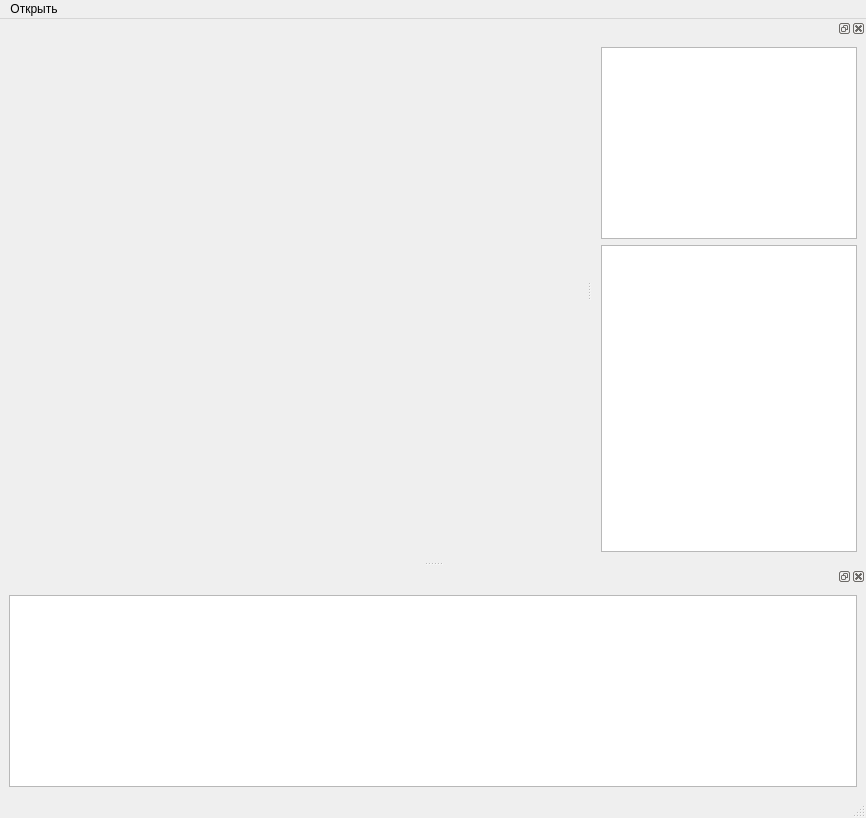
Old version of the form mainwindow.ui in the repository VictorShlaev/Processor.
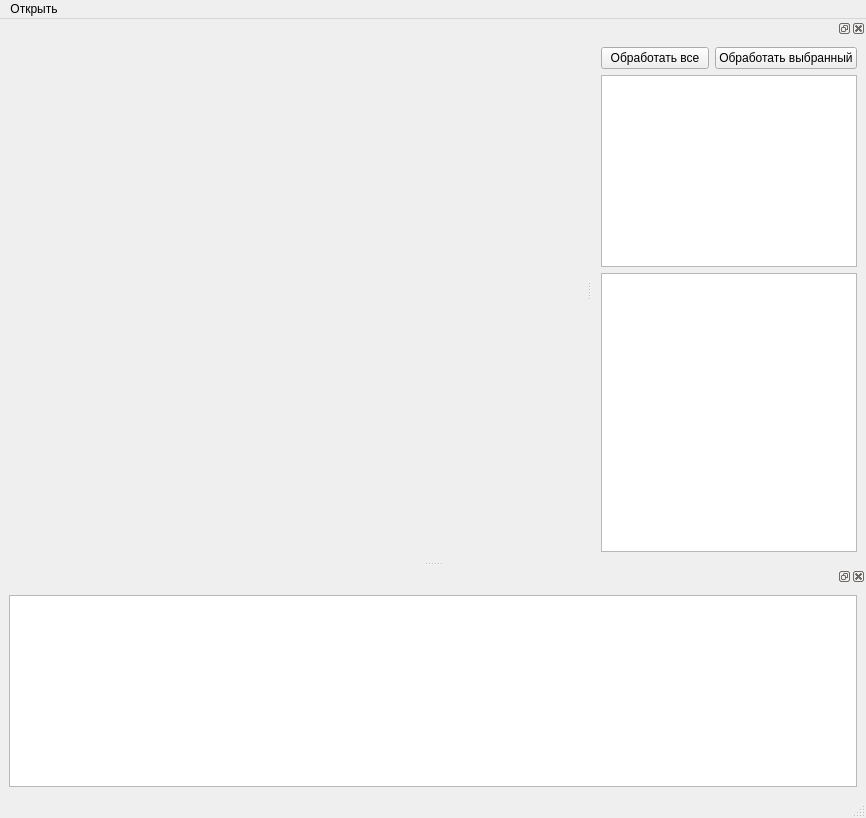
New version of the form. Custom widgets are drawn as their Qt base class.

Commit message: added fft - class

What changed in the file:
```diff
--- a/mainwindow.ui
+++ b/mainwindow.ui
@@ -44,8 +44,22 @@
     <number>2</number>
    </attribute>
    <widget class="QWidget" name="dockWidgetContents">
-    <layout class="QVBoxLayout" name="verticalLayout">
-     <item>
+    <layout class="QGridLayout" name="gridLayout_3">
+     <item row="0" column="0">
+      <widget class="QPushButton" name="btnProcessAll">
+       <property name="text">
+        <string>Обработать все</string>
+       </property>
+      </widget>
+     </item>
+     <item row="0" column="1">
+      <widget class="QPushButton" name="btnProcessCurrent">
+       <property name="text">
+        <string>Обработать выбранный</string>
+       </property>
+      </widget>
+     </item>
+     <item row="1" column="0" colspan="2">
       <widget class="QListWidget" name="listImpInfo">
        <property name="enabled">
         <bool>true</bool>
@@ -70,7 +84,7 @@
        </property>
       </widget>
      </item>
-     <item>
+     <item row="2" column="0" colspan="2">
       <widget class="QListWidget" name="listProperty">
        <property name="minimumSize">
         <size>
```
The commit also changes 5 other files.
